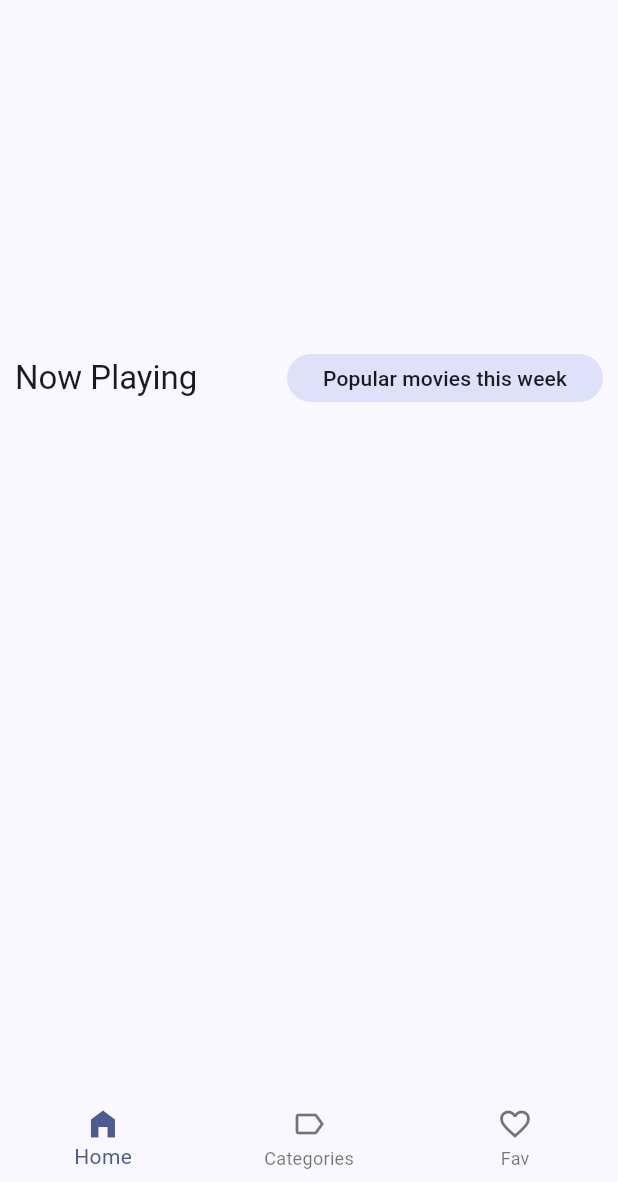
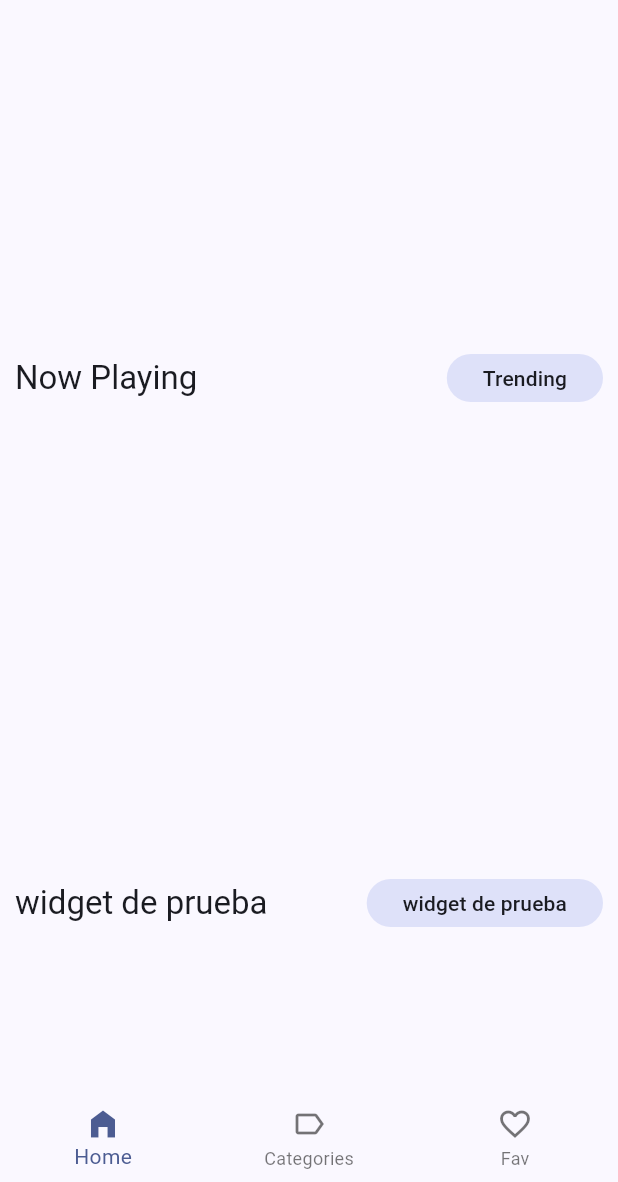
Before and after one commit to IgnacioGibbs/MoviePlex, a Flutter app: the screen it shows after launch, on a phone screen of 412 x 824 dp, the part 54-1236 px from its top. Run offline on Flutter 3.47's test engine with Material 3 defaults, Android fonts, the phone set to English and light mode, and no system bars; drawn by our look-alikes of card_swiper; our stand-ins replace animate_do, dio, flutter_dotenv, flutter_riverpod, go_router; network calls fail.

Commit message:
adding infinite horizontal scroll

```diff
--- a/lib/presentation/screens/home/movies/home_screen.dart
+++ b/lib/presentation/screens/home/movies/home_screen.dart
@@ -34,18 +34,30 @@ class _HomeViewState extends ConsumerState<_HomeView> {
     final nowPlayingMovies = ref.watch(nowPlayingMoviesProvider);
     final moviesSlideshow = ref.watch(moviesSlideshowProvider);
 
-    return Column(
+    return SingleChildScrollView(
+      child: Column(
         children: [
           const CustomAppBar(),
           MoviesSlideShow(movies: moviesSlideshow),
           MovieHorizontalListview(
             movies: nowPlayingMovies,
             title: 'Now Playing',
-          subtitle: 'Popular movies this week',
-          // onNextPage: () =>
-          //     ref.read(nowPlayingMoviesProvider.notifier).loadNextPage(),
+            subtitle: 'Trending',
+            loadNextPage: () =>
+                ref.read(nowPlayingMoviesProvider.notifier).loadNextPage(),
           ),
+          MovieHorizontalListview(
+            movies: nowPlayingMovies,
+            title: 'widget de prueba',
+            subtitle: 'widget de prueba',
+            loadNextPage: () =>
+                ref.read(nowPlayingMoviesProvider.notifier).loadNextPage(),
+          ),
+          const SizedBox(
+              height:
+                  10) //Para dar espacio en el fondo y se vea el rebote de la app
         ],
+      ),
     );
   }
 }
--- a/lib/presentation/widgets/movies/movie_horizontal_listview.dart
+++ b/lib/presentation/widgets/movies/movie_horizontal_listview.dart
@@ -1,35 +1,65 @@
 import 'package:animate_do/animate_do.dart';
 import 'package:flutter/material.dart';
+import 'package:movieplex/config/helpers/human_formats.dart';
 import 'package:movieplex/domain/entities/movie.dart';
 
-class MovieHorizontalListview extends StatelessWidget {
+class MovieHorizontalListview extends StatefulWidget {
   final List<Movie> movies;
   final String? title;
   final String? subtitle;
-  final VoidCallback? onNextPage;
+  final VoidCallback? loadNextPage;
 
   const MovieHorizontalListview(
       {super.key,
       required this.movies,
       this.title,
       this.subtitle,
-      this.onNextPage});
+      this.loadNextPage});
+
+  @override
+  State<MovieHorizontalListview> createState() =>
+      _MovieHorizontalListviewState();
+}
+
+class _MovieHorizontalListviewState extends State<MovieHorizontalListview> {
+  final scrollController = ScrollController();
+
+  @override
+  void initState() {
+    super.initState();
+
+    scrollController.addListener(() {
+      if (widget.loadNextPage == null) return;
+
+      if (scrollController.position.pixels + 200 >=
+          scrollController.position.maxScrollExtent) {
+        widget.loadNextPage!();
+      }
+    });
+  }
+
+  @override
+  void dispose() {
+    scrollController.dispose();
+    super.dispose();
+  }
 
   @override
   Widget build(BuildContext context) {
     return SizedBox(
       height: 350,
       child: Column(children: [
-        if (title != null || subtitle != null)
-          _Title(title: title, subtitle: subtitle),
+        if (widget.title != null || widget.subtitle != null)
+          _Title(title: widget.title, subtitle: widget.subtitle),
         Expanded(
             child: ListView.builder(
-                itemCount: movies.length,
+                controller: scrollController,
+                itemCount: widget.movies.length,
                 scrollDirection: Axis.horizontal,
                 physics: const BouncingScrollPhysics(),
                 itemBuilder: (context, index) {
                   return _Slide(
-                    movie: movies[index],
+                    movie: widget.movies[index],
                   );
                 }))
       ]),
@@ -53,7 +83,7 @@ class _Slide extends StatelessWidget {
         children: [
           // Image
           SizedBox(
-            width: 150,
+            width: 125,
             child: ClipRRect(
               borderRadius: BorderRadius.circular(20),
               child:
@@ -75,7 +105,7 @@ class _Slide extends StatelessWidget {
 
           // Title
           SizedBox(
-            width: 150,
+            width: 125,
             child: Text(
               movie.title,
               maxLines: 2,
@@ -87,23 +117,23 @@ class _Slide extends StatelessWidget {
           const SizedBox(height: 5),
 
           // Rating
-          Row(
+          SizedBox(
+            width: 125,
+            child: Row(
               children: [
                 Icon(Icons.star, color: Colors.yellow.shade800, size: 15),
-              const SizedBox(width: 5),
                 Text(
-                movie.voteAverage.toString(),
+                  HumanFormats.number(movie.voteAverage),
                   style: textStyle.bodyMedium
                       ?.copyWith(color: Colors.yellow.shade800),
                 ),
-              const SizedBox(
-                width: 5,
-              ),
+                const Spacer(),
                 Text(
-                movie.popularity.toString(),
+                  HumanFormats.number(movie.popularity),
                   style: textStyle.bodyMedium,
                 )
               ],
+            ),
           )
         ],
       ),
```
Also changed, not shown: lib/config/helpers/human_formats.dart (added, +13 -0 lines), lib/presentation/providers/movies/movies_providers.dart (+9 -0 lines), pubspec.yaml (+4 -3 lines), pubspec.lock. Lines whose indentation alone changed are shown as unchanged.
